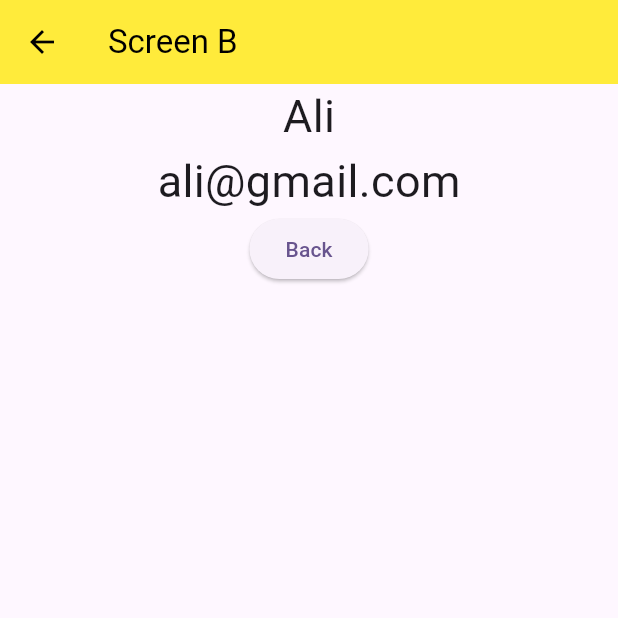
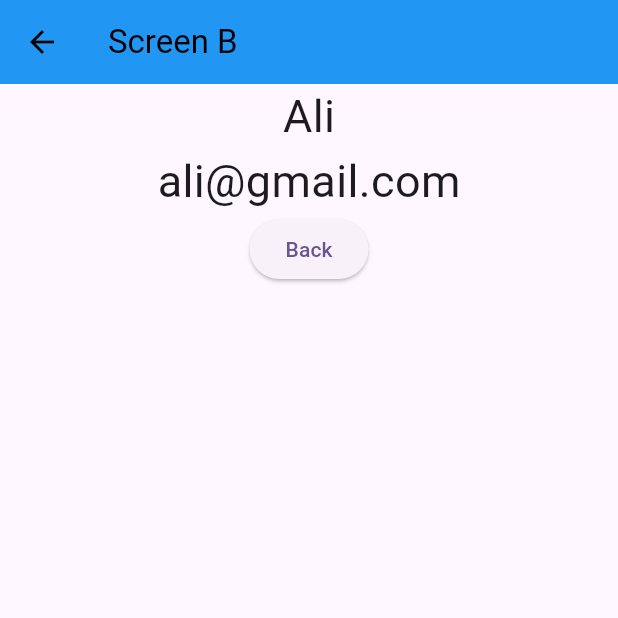
Before and after one commit to AbRehman536/Flutter_sec_7, a Flutter app: the ScreenB screen opened directly, on a phone screen of 412 x 824 dp, the top half of it. Run offline on Flutter 3.47's test engine with Material 3 defaults, Android fonts, the light colour scheme and no system bars; our stand-ins replace smooth_page_indicator.

Commit message:
Parameter done

```diff
--- a/lib/passing_parameters/screen_b.dart
+++ b/lib/passing_parameters/screen_b.dart
@@ -10,7 +10,7 @@ class ScreenB extends StatelessWidget {
     return Scaffold(
       appBar: AppBar(
         title: Text("Screen B"),
-        backgroundColor: Colors.yellow,
+        backgroundColor: Colors.blue,
         foregroundColor: Colors.black,
       ),
       body: Center(child: Column(children: [
```
